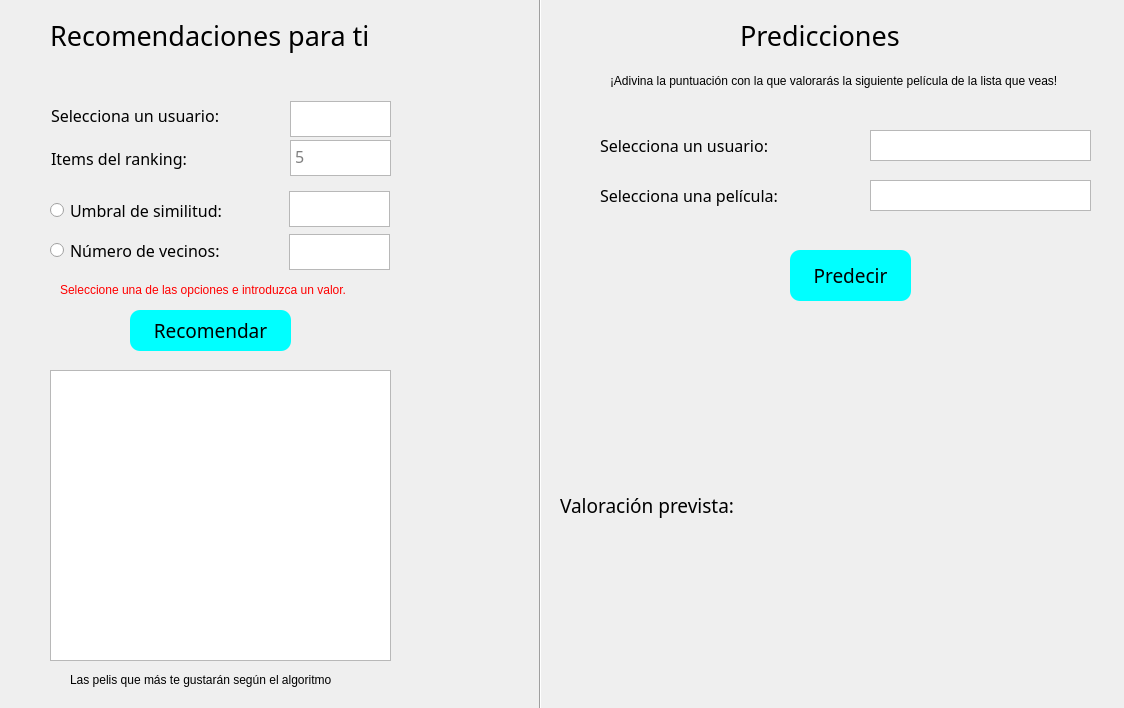
alvarobarriada/RecomendadorPeliculas, file Interface/main.ui: the form before one commit.
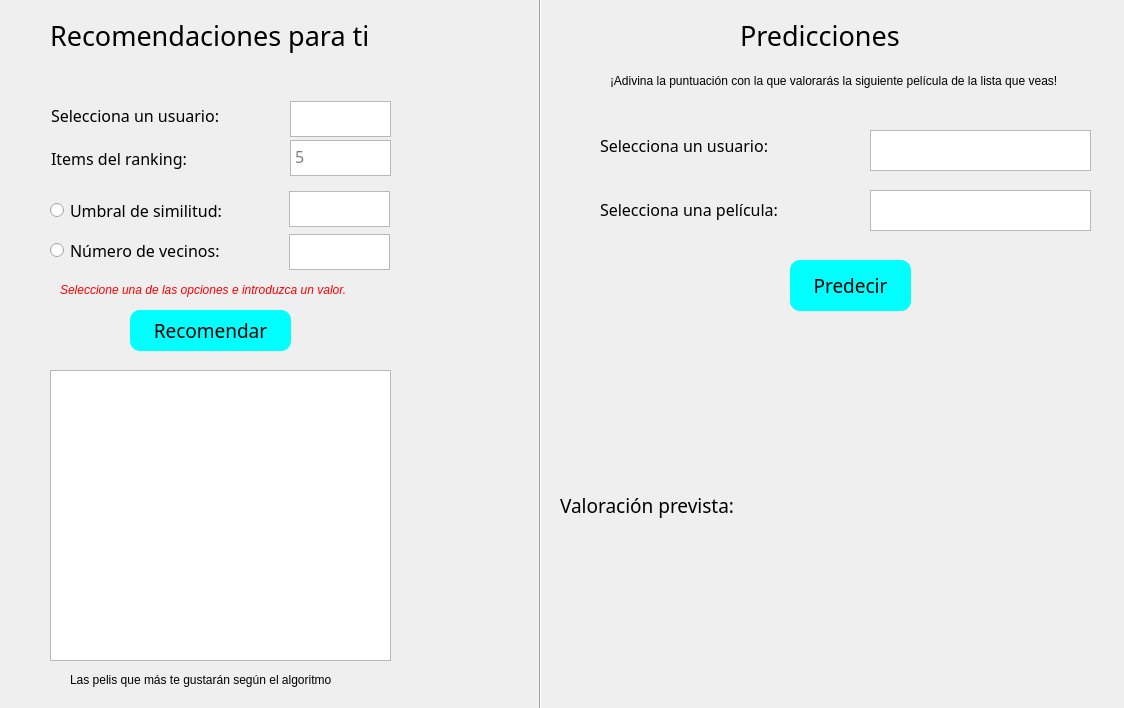
The form after the commit. Icons and pictures are not drawn.

Commit message:
Interfaces: textfields con formato
Mismo estilo de letra y justificado en todos

The edit to the form file:
```diff
--- a/Interface/main.ui
+++ b/Interface/main.ui
@@ -51,7 +51,7 @@
     <property name="geometry">
      <rect>
       <x>790</x>
-      <y>250</y>
+      <y>260</y>
       <width>121</width>
       <height>51</height>
      </rect>
@@ -132,15 +132,28 @@
       <x>870</x>
       <y>130</y>
       <width>221</width>
-      <height>31</height>
+      <height>41</height>
      </rect>
     </property>
+    <property name="font">
+     <font>
+      <family>Montserrat</family>
+      <pointsize>12</pointsize>
+     </font>
+    </property>
+    <property name="html">
+     <string>&lt;!DOCTYPE HTML PUBLIC &quot;-//W3C//DTD HTML 4.0//EN&quot; &quot;http://www.w3.org/TR/REC-html40/strict.dtd&quot;&gt;
+&lt;html&gt;&lt;head&gt;&lt;meta name=&quot;qrichtext&quot; content=&quot;1&quot; /&gt;&lt;style type=&quot;text/css&quot;&gt;
+p, li { white-space: pre-wrap; }
+&lt;/style&gt;&lt;/head&gt;&lt;body style=&quot; font-family:'Montserrat'; font-size:12pt; font-weight:400; font-style:normal;&quot;&gt;
+&lt;p align=&quot;center&quot; style=&quot;-qt-paragraph-type:empty; margin-top:0px; margin-bottom:0px; margin-left:0px; margin-right:0px; -qt-block-indent:0; text-indent:0px;&quot;&gt;&lt;br /&gt;&lt;/p&gt;&lt;/body&gt;&lt;/html&gt;</string>
+    </property>
    </widget>
    <widget class="QLabel" name="seleccionaPeli">
     <property name="geometry">
      <rect>
       <x>600</x>
-      <y>170</y>
+      <y>184</y>
       <width>401</width>
       <height>51</height>
      </rect>
@@ -161,11 +174,24 @@
     <property name="geometry">
      <rect>
       <x>870</x>
-      <y>180</y>
+      <y>190</y>
       <width>221</width>
-      <height>31</height>
+      <height>41</height>
      </rect>
     </property>
+    <property name="font">
+     <font>
+      <family>Montserrat</family>
+      <pointsize>12</pointsize>
+     </font>
+    </property>
+    <property name="html">
+     <string>&lt;!DOCTYPE HTML PUBLIC &quot;-//W3C//DTD HTML 4.0//EN&quot; &quot;http://www.w3.org/TR/REC-html40/strict.dtd&quot;&gt;
+&lt;html&gt;&lt;head&gt;&lt;meta name=&quot;qrichtext&quot; content=&quot;1&quot; /&gt;&lt;style type=&quot;text/css&quot;&gt;
+p, li { white-space: pre-wrap; }
+&lt;/style&gt;&lt;/head&gt;&lt;body style=&quot; font-family:'Montserrat'; font-size:12pt; font-weight:400; font-style:normal;&quot;&gt;
+&lt;p align=&quot;center&quot; style=&quot;-qt-paragraph-type:empty; margin-top:0px; margin-bottom:0px; margin-left:0px; margin-right:0px; -qt-block-indent:0; text-indent:0px;&quot;&gt;&lt;br /&gt;&lt;/p&gt;&lt;/body&gt;&lt;/html&gt;</string>
+    </property>
    </widget>
    <widget class="QLabel" name="prediccion">
     <property name="geometry">
@@ -542,6 +568,11 @@
       <height>20</height>
      </rect>
     </property>
+    <property name="font">
+     <font>
+      <italic>true</italic>
+     </font>
+    </property>
     <property name="styleSheet">
      <string notr="true">color:red;</string>
     </property>
```
Left out of the diff: 42 changed lines with no effect on the pictures.
